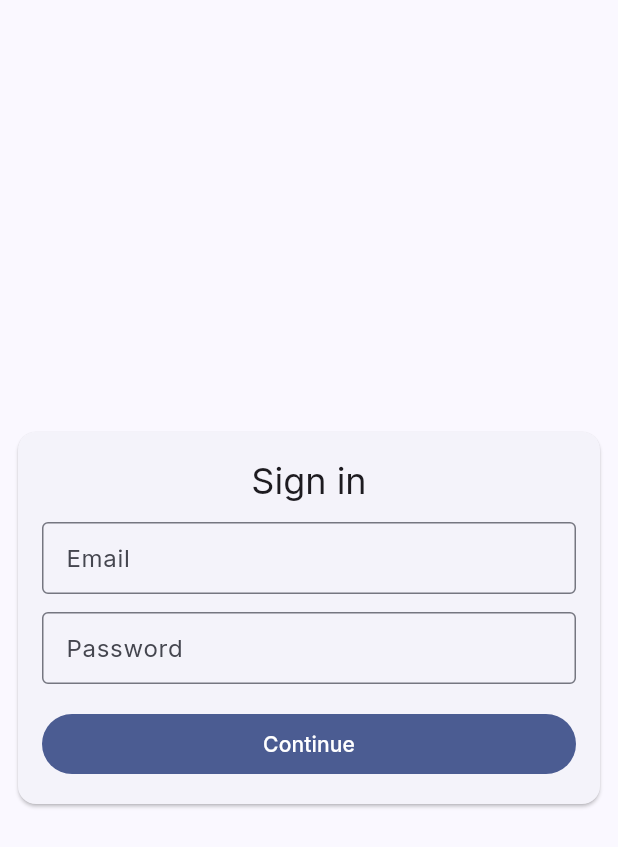
After one commit to dariusmatei/Sercotrans, a Flutter app: the LoginScreen screen opened directly, on a phone screen of 412 x 824 dp. The commit adds this screen. Shown: the top 847 px of the screen. Run offline on Flutter 3.47's test engine with Material 3 defaults, Android fonts, the light colour scheme and no system bars; our stand-ins replace dio, flutter_riverpod, flutter_secure_storage, go_router, google_fonts, shared_preferences; accounts and stored records are empty.

Commit message:
S1-F2 Update (Login/Logout + secure token storage + refresh)
Acest pachet conține fișierele noi și cele modificate pentru S1-F2.
Ce face: formular, apel API, refresh automat, expirare sesiune.
DoD: stări loading/eroare, protecție rute

```diff
--- /dev/null
+++ b/lib/screens/login/login_screen.dart
@@ -0,0 +1,83 @@
+import 'package:flutter/material.dart';
+import 'package:flutter_riverpod/flutter_riverpod.dart';
+import '../../state/auth_state.dart';
+
+class LoginScreen extends ConsumerStatefulWidget {
+  const LoginScreen({super.key});
+
+  @override
+  ConsumerState<LoginScreen> createState() => _LoginScreenState();
+}
+
+class _LoginScreenState extends ConsumerState<LoginScreen> {
+  final _form = GlobalKey<FormState>();
+  final _email = TextEditingController();
+  final _pass = TextEditingController();
+
+  @override
+  Widget build(BuildContext context) {
+    final auth = ref.watch(authProvider);
+    return Scaffold(
+      body: Center(
+        child: ConstrainedBox(
+          constraints: const BoxConstraints(maxWidth: 420),
+          child: Card(
+            child: Padding(
+              padding: const EdgeInsets.all(16),
+              child: Form(
+                key: _form,
+                child: Column(
+                  mainAxisSize: MainAxisSize.min,
+                  children: [
+                    Text('Sign in', style: Theme.of(context).textTheme.headlineSmall),
+                    const SizedBox(height: 12),
+                    TextFormField(
+                      controller: _email,
+                      decoration: const InputDecoration(labelText: 'Email'),
+                      validator: (v) => (v == null || v.isEmpty) ? 'Required' : null,
+                    ),
+                    const SizedBox(height: 12),
+                    TextFormField(
+                      controller: _pass,
+                      obscureText: true,
+                      decoration: const InputDecoration(labelText: 'Password'),
+                      validator: (v) => (v == null || v.isEmpty) ? 'Required' : null,
+                    ),
+                    const SizedBox(height: 16),
+                    SizedBox(
+                      width: double.infinity,
+                      child: FilledButton(
+                        onPressed: auth.busy
+                            ? null
+                            : () async {
+                                if (_form.currentState!.validate()) {
+                                  try {
+                                    await ref.read(authProvider.notifier).signIn(
+                                          email: _email.text.trim(),
+                                          password: _pass.text,
+                                        );
+                                    if (context.mounted) {
+                                      ScaffoldMessenger.of(context).showSnackBar(
+                                        const SnackBar(content: Text('Welcome!')),
+                                      );
+                                    }
+                                  } catch (_) {}
+                                }
+                              },
+                        child: auth.busy ? const CircularProgressIndicator() : const Text('Continue'),
+                      ),
+                    ),
+                    if (auth.error != null) ...[
+                      const SizedBox(height: 8),
+                      Text(auth.error!, style: TextStyle(color: Theme.of(context).colorScheme.error)),
+                    ],
+                  ],
+                ),
+              ),
+            ),
+          ),
+        ),
+      ),
+    );
+  }
+}
--- a/pubspec.yaml
+++ b/pubspec.yaml
@@ -13,6 +13,9 @@ dependencies:
   flutter_riverpod: ^2.5.1
   google_fonts: ^6.2.1
   intl: ^0.19.0
+  dio: ^5.5.0
+  flutter_secure_storage: ^9.2.2    # secure pe iOS/Android/macOS/Windows/Linux
+  shared_preferences: ^2.3.2        # fallback pe Web (nu e truly secure)
 
 dev_dependencies:
   flutter_test:
```
Also changed, not shown: lib/api/api_client.dart (added, +111 -0 lines), lib/api/auth_api.dart (added, +29 -0 lines), lib/config.dart (added, +7 -0 lines), lib/data/token_store.dart (added, +9 -0 lines), lib/data/token_store_impl.dart (added, +27 -0 lines), lib/data/token_store_web.dart (added, +29 -0 lines), lib/state/auth_state.dart (added, +79 -0 lines), lib/utils/jwt.dart (added, +15 -0 lines), lib/widgets/app_shell.dart (+22 -42 lines).
